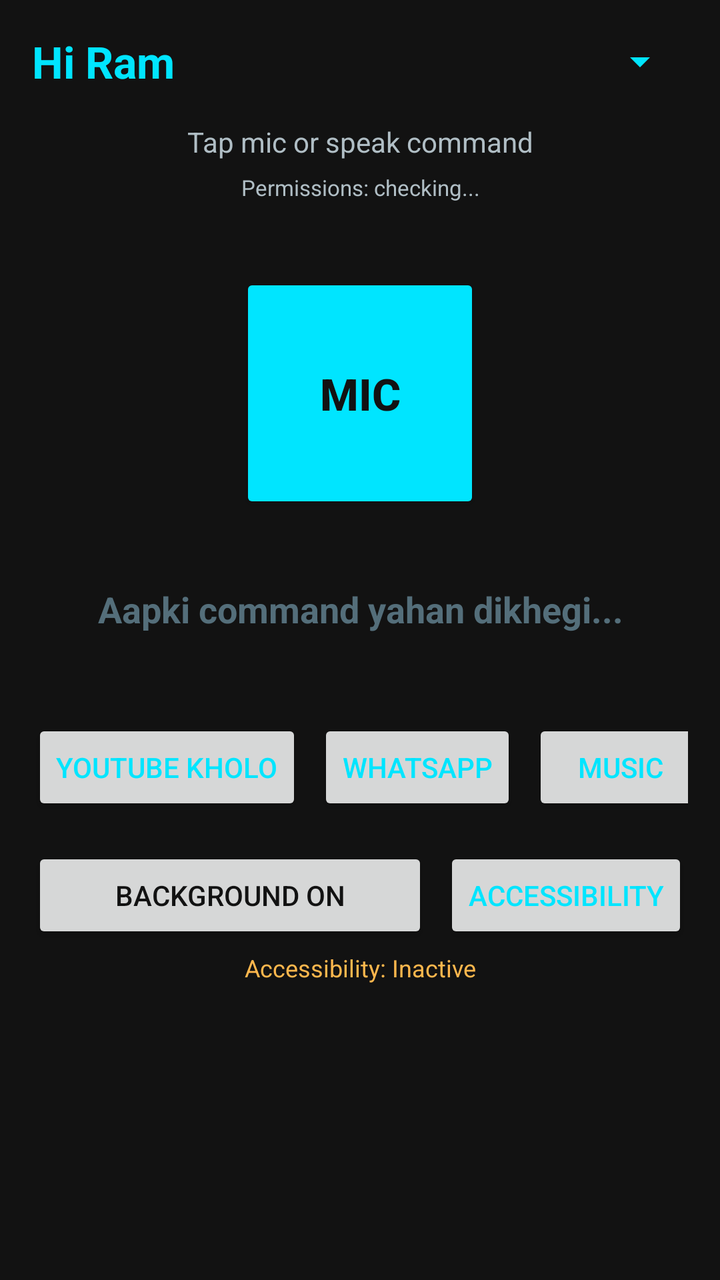
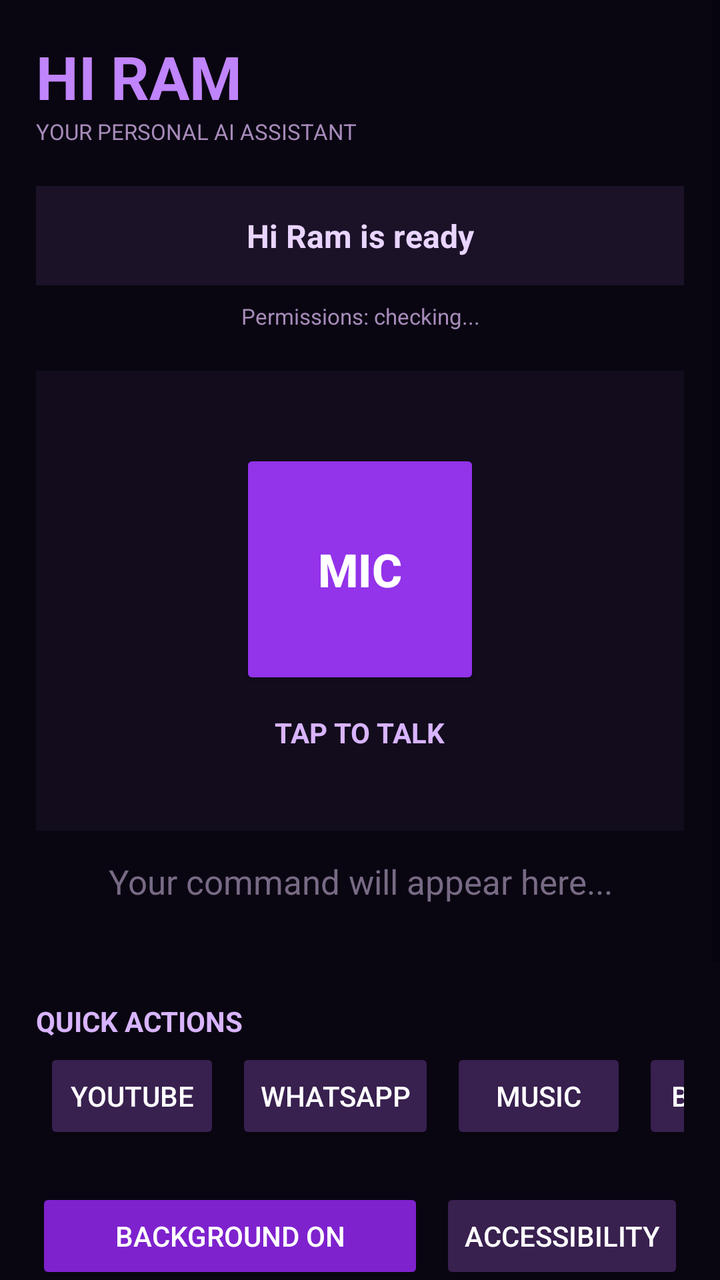

Before-and-after screenshots of an Android layout around one commit, followed by the original layout XML and the change that was made.
<!-- AndroidManifest.xml: application theme Theme.HiRam -->
<!-- res/layout/activity_main.xml -->
<?xml version="1.0" encoding="utf-8"?>
<LinearLayout xmlns:android="http://schemas.android.com/apk/res/android"
    android:layout_width="match_parent"
    android:layout_height="match_parent"
    android:background="#121212"
    android:orientation="vertical"
    android:padding="16dp">

    
    <LinearLayout
        android:layout_width="match_parent"
        android:layout_height="wrap_content"
        android:gravity="center_vertical"
        android:orientation="horizontal">

        <TextView
            android:layout_width="0dp"
            android:layout_height="wrap_content"
            android:layout_weight="1"
            android:text="Hi Ram"
            android:textColor="#00E5FF"
            android:textSize="22sp"
            android:textStyle="bold" />

        <Spinner
            android:id="@+id/spinnerLanguage"
            android:layout_width="wrap_content"
            android:layout_height="wrap_content"
            android:backgroundTint="#00E5FF"
            android:padding="4dp" />
    </LinearLayout>

    
    <TextView
        android:id="@+id/txtStatus"
        android:layout_width="match_parent"
        android:layout_height="wrap_content"
        android:layout_marginTop="16dp"
        android:gravity="center"
        android:text="Tap mic or speak command"
        android:textColor="#B0BEC5"
        android:textSize="14sp" />

    <TextView
        android:id="@+id/txtPermissionStatus"
        android:layout_width="match_parent"
        android:layout_height="wrap_content"
        android:layout_marginTop="6dp"
        android:gravity="center"
        android:text="Permissions: checking..."
        android:textColor="#B0BEC5"
        android:textSize="11sp" />

    
    <FrameLayout
        android:layout_width="match_parent"
        android:layout_height="0dp"
        android:layout_weight="1"
        android:gravity="center">

        <Button
            android:id="@+id/btnMic"
            android:layout_width="120dp"
            android:layout_height="120dp"
            android:layout_gravity="center"
            android:backgroundTint="#00E5FF"
            android:text="MIC"
            android:textColor="#121212"
            android:textSize="22sp"
            android:textStyle="bold" />
    </FrameLayout>

    
    <TextView
        android:id="@+id/txtResult"
        android:layout_width="match_parent"
        android:layout_height="wrap_content"
        android:gravity="center"
        android:hint="Aapki command yahan dikhegi..."
        android:textColor="#FFFFFF"
        android:textColorHint="#546E7A"
        android:textSize="18sp"
        android:textStyle="bold" />

    <TextView
        android:id="@+id/txtFeedback"
        android:layout_width="match_parent"
        android:layout_height="wrap_content"
        android:layout_marginTop="8dp"
        android:gravity="center"
        android:textColor="#81C784"
        android:textSize="14sp" />

    
    <HorizontalScrollView
        android:layout_width="match_parent"
        android:layout_height="wrap_content"
        android:layout_marginTop="16dp"
        android:scrollbars="none">

        <LinearLayout
            android:layout_width="wrap_content"
            android:layout_height="wrap_content"
            android:orientation="horizontal">

            <Button
                android:id="@+id/chipYoutube"
                android:layout_width="wrap_content"
                android:layout_height="wrap_content"
                android:layout_marginEnd="8dp"
                android:text="YouTube kholo"
                android:textColor="#00E5FF" />

            <Button
                android:id="@+id/chipWhatsapp"
                android:layout_width="wrap_content"
                android:layout_height="wrap_content"
                android:layout_marginEnd="8dp"
                android:text="WhatsApp"
                android:textColor="#00E5FF" />

            <Button
                android:id="@+id/chipMusic"
                android:layout_width="wrap_content"
                android:layout_height="wrap_content"
                android:layout_marginEnd="8dp"
                android:text="Music"
                android:textColor="#00E5FF" />

            <Button
                android:id="@+id/chipBattery"
                android:layout_width="wrap_content"
                android:layout_height="wrap_content"
                android:layout_marginEnd="8dp"
                android:text="Battery"
                android:textColor="#00E5FF" />

            <Button
                android:id="@+id/chipTorch"
                android:layout_width="wrap_content"
                android:layout_height="wrap_content"
                android:layout_marginEnd="8dp"
                android:text="Torch"
                android:textColor="#00E5FF" />

            <Button
                android:id="@+id/chipHome"
                android:layout_width="wrap_content"
                android:layout_height="wrap_content"
                android:layout_marginEnd="8dp"
                android:text="Home"
                android:textColor="#00E5FF" />

            <Button
                android:id="@+id/chipVolume"
                android:layout_width="wrap_content"
                android:layout_height="wrap_content"
                android:text="Volume"
                android:textColor="#00E5FF" />
        </LinearLayout>
    </HorizontalScrollView>

    
    <LinearLayout
        android:layout_width="match_parent"
        android:layout_height="wrap_content"
        android:layout_marginTop="16dp"
        android:orientation="horizontal">

        <Button
            android:id="@+id/btnToggleService"
            android:layout_width="0dp"
            android:layout_height="wrap_content"
            android:layout_weight="1"
            android:layout_marginEnd="8dp"
            android:text="Background ON"
            android:textColor="#121212" />

        <Button
            android:id="@+id/btnOpenAccessibility"
            android:layout_width="wrap_content"
            android:layout_height="wrap_content"
            android:text="Accessibility"
            android:textColor="#00E5FF" />
    </LinearLayout>

    <TextView
        android:id="@+id/txtAccessibilityBadge"
        android:layout_width="match_parent"
        android:layout_height="wrap_content"
        android:layout_marginTop="4dp"
        android:gravity="center"
        android:text="Accessibility: Inactive"
        android:textColor="#FFB74D"
        android:textSize="12sp" />

    
    <androidx.recyclerview.widget.RecyclerView
        android:id="@+id/recyclerHistory"
        android:layout_width="match_parent"
        android:layout_height="120dp"
        android:layout_marginTop="12dp" />

</LinearLayout>
<!-- resources referenced by this layout -->
<resources>
  <style name="Theme.HiRam" parent="Theme.AppCompat.DayNight.NoActionBar">
          <item name="colorPrimary">#0B132B</item>
          <item name="colorPrimaryDark">#0B132B</item>
          <item name="colorAccent">#4CC9F0</item>
          <item name="android:statusBarColor">#0B132B</item>
          <item name="android:navigationBarColor">#0B132B</item>
          <item name="android:windowLightStatusBar">false</item>
      </style>
</resources>

<!-- the commit's change to res/layout/activity_main.xml (unified diff, before → after) -->
@@ -1,204 +1,241 @@
 <?xml version="1.0" encoding="utf-8"?>
-<LinearLayout xmlns:android="http://schemas.android.com/apk/res/android"
+<ScrollView xmlns:android="http://schemas.android.com/apk/res/android"
     android:layout_width="match_parent"
     android:layout_height="match_parent"
-    android:background="#121212"
-    android:orientation="vertical"
-    android:padding="16dp">
-
-    
+    android:background="#090611"
+    android:fillViewport="true">
+
     <LinearLayout
         android:layout_width="match_parent"
         android:layout_height="wrap_content"
-        android:gravity="center_vertical"
-        android:orientation="horizontal">
-
-        <TextView
-            android:layout_width="0dp"
-            android:layout_height="wrap_content"
-            android:layout_weight="1"
-            android:text="Hi Ram"
-            android:textColor="#00E5FF"
-            android:textSize="22sp"
-            android:textStyle="bold" />
-
-        <Spinner
-            android:id="@+id/spinnerLanguage"
-            android:layout_width="wrap_content"
-            android:layout_height="wrap_content"
-            android:backgroundTint="#00E5FF"
-            android:padding="4dp" />
+        android:orientation="vertical"
+        android:padding="18dp">
+
+        <TextView
+            android:layout_width="wrap_content"
+            android:layout_height="wrap_content"
+            android:text="HI RAM"
+            android:textColor="#C084FC"
+            android:textSize="30sp"
+            android:textStyle="bold"/>
+
+        <TextView
+            android:layout_width="wrap_content"
+            android:layout_height="wrap_content"
+            android:text="YOUR PERSONAL AI ASSISTANT"
+            android:textColor="#A78BBA"
+            android:textSize="11sp"/>
+
+        <TextView
+            android:id="@+id/txtStatus"
+            android:layout_width="match_parent"
+            android:layout_height="wrap_content"
+            android:layout_marginTop="20dp"
+            android:background="#1B1228"
+            android:gravity="center"
+            android:padding="14dp"
+            android:text="Hi Ram is ready"
+            android:textColor="#E9D5FF"
+            android:textSize="16sp"
+            android:textStyle="bold"/>
+
+        <TextView
+            android:id="@+id/txtPermissionStatus"
+            android:layout_width="match_parent"
+            android:layout_height="wrap_content"
+            android:gravity="center"
+            android:padding="8dp"
+            android:text="Permissions: checking..."
+            android:textColor="#A78BBA"
+            android:textSize="11sp"/>
+
+        <FrameLayout
+            android:layout_width="match_parent"
+            android:layout_height="230dp"
+            android:layout_marginTop="12dp"
+            android:background="#120C1D">
+
+            <LinearLayout
+                android:layout_width="match_parent"
+                android:layout_height="wrap_content"
+                android:layout_gravity="center"
+                android:gravity="center"
+                android:orientation="vertical">
+
+                <Button
+                    android:id="@+id/btnMic"
+                    android:layout_width="120dp"
+                    android:layout_height="120dp"
+                    android:backgroundTint="#9333EA"
+                    android:elevation="14dp"
+                    android:text="MIC"
+                    android:textColor="#FFFFFF"
+                    android:textSize="23sp"
+                    android:textStyle="bold"/>
+
+                <TextView
+                    android:layout_width="wrap_content"
+                    android:layout_height="wrap_content"
+                    android:layout_marginTop="12dp"
+                    android:text="TAP TO TALK"
+                    android:textColor="#D8B4FE"
+                    android:textStyle="bold"/>
+            </LinearLayout>
+        </FrameLayout>
+
+        <TextView
+            android:id="@+id/txtResult"
+            android:layout_width="match_parent"
+            android:layout_height="wrap_content"
+            android:gravity="center"
+            android:layout_marginTop="14dp"
+            android:hint="Your command will appear here..."
+            android:textColor="#FFFFFF"
+            android:textColorHint="#786A85"
+            android:textSize="17sp"/>
+
+        <TextView
+            android:id="@+id/txtFeedback"
+            android:layout_width="match_parent"
+            android:layout_height="wrap_content"
+            android:gravity="center"
+            android:padding="6dp"
+            android:textColor="#C084FC"
+            android:textSize="14sp"/>
+
+        <TextView
+            android:layout_width="wrap_content"
+            android:layout_height="wrap_content"
+            android:layout_marginTop="18dp"
+            android:text="QUICK ACTIONS"
+            android:textColor="#D8B4FE"
+            android:textStyle="bold"/>
+
+        <HorizontalScrollView
+            android:layout_width="match_parent"
+            android:layout_height="wrap_content"
+            android:scrollbars="none">
+
+            <LinearLayout
+                android:layout_width="wrap_content"
+                android:layout_height="wrap_content"
+                android:orientation="horizontal">
+
+                <Button
+                    android:id="@+id/chipYoutube"
+                    android:layout_width="wrap_content"
+                    android:layout_height="wrap_content"
+                    android:layout_margin="4dp"
+                    android:backgroundTint="#38204F"
+                    android:text="YouTube"
+                    android:textColor="#FFFFFF"/>
+
+                <Button
+                    android:id="@+id/chipWhatsapp"
+                    android:layout_width="wrap_content"
+                    android:layout_height="wrap_content"
+                    android:layout_margin="4dp"
+                    android:backgroundTint="#38204F"
+                    android:text="WhatsApp"
+                    android:textColor="#FFFFFF"/>
+
+                <Button
+                    android:id="@+id/chipMusic"
+                    android:layout_width="wrap_content"
+                    android:layout_height="wrap_content"
+                    android:layout_margin="4dp"
+                    android:backgroundTint="#38204F"
+                    android:text="Music"
+                    android:textColor="#FFFFFF"/>
+
+                <Button
+                    android:id="@+id/chipBattery"
+                    android:layout_width="wrap_content"
+                    android:layout_height="wrap_content"
+                    android:layout_margin="4dp"
+                    android:backgroundTint="#38204F"
+                    android:text="Battery"
+                    android:textColor="#FFFFFF"/>
+
+                <Button
+                    android:id="@+id/chipTorch"
+                    android:layout_width="wrap_content"
+                    android:layout_height="wrap_content"
+                    android:layout_margin="4dp"
+                    android:backgroundTint="#38204F"
+                    android:text="Torch"
+                    android:textColor="#FFFFFF"/>
+
+                <Button
+                    android:id="@+id/chipHome"
+                    android:layout_width="wrap_content"
+                    android:layout_height="wrap_content"
+                    android:layout_margin="4dp"
+                    android:backgroundTint="#38204F"
+                    android:text="Home"
+                    android:textColor="#FFFFFF"/>
+
+                <Button
+                    android:id="@+id/chipVolume"
+                    android:layout_width="wrap_content"
+                    android:layout_height="wrap_content"
+                    android:layout_margin="4dp"
+                    android:backgroundTint="#38204F"
+                    android:text="Volume"
+                    android:textColor="#FFFFFF"/>
+            </LinearLayout>
+        </HorizontalScrollView>
+
+        <LinearLayout
+            android:layout_width="match_parent"
+            android:layout_height="wrap_content"
+            android:layout_marginTop="18dp"
+            android:orientation="horizontal">
+
+            <Button
+                android:id="@+id/btnToggleService"
+                android:layout_width="0dp"
+                android:layout_height="wrap_content"
+                android:layout_weight="1"
+                android:layout_marginEnd="8dp"
+                android:backgroundTint="#7E22CE"
+                android:text="Background ON"
+                android:textColor="#FFFFFF"/>
+
+            <Button
+                android:id="@+id/btnOpenAccessibility"
+                android:layout_width="wrap_content"
+                android:layout_height="wrap_content"
+                android:backgroundTint="#38204F"
+                android:text="Accessibility"
+                android:textColor="#FFFFFF"/>
+        </LinearLayout>
+
+        <TextView
+            android:id="@+id/txtAccessibilityBadge"
+            android:layout_width="match_parent"
+            android:layout_height="wrap_content"
+            android:gravity="center"
+            android:padding="8dp"
+            android:text="Accessibility: Inactive"
+            android:textColor="#FBBF24"
+            android:textSize="12sp"/>
+
+        <TextView
+            android:layout_width="wrap_content"
+            android:layout_height="wrap_content"
+            android:layout_marginTop="12dp"
+            android:layout_marginBottom="8dp"
+            android:text="RECENT COMMANDS"
+            android:textColor="#D8B4FE"
+            android:textStyle="bold"/>
+
+        <androidx.recyclerview.widget.RecyclerView
+            android:id="@+id/recyclerHistory"
+            android:layout_width="match_parent"
+            android:layout_height="120dp"
+            android:background="#1B1228"
+            android:padding="8dp"/>
+
     </LinearLayout>
-
-    
-    <TextView
-        android:id="@+id/txtStatus"
-        android:layout_width="match_parent"
-        android:layout_height="wrap_content"
-        android:layout_marginTop="16dp"
-        android:gravity="center"
-        android:text="Tap mic or speak command"
-        android:textColor="#B0BEC5"
-        android:textSize="14sp" />
-
-    <TextView
-        android:id="@+id/txtPermissionStatus"
-        android:layout_width="match_parent"
-        android:layout_height="wrap_content"
-        android:layout_marginTop="6dp"
-        android:gravity="center"
-        android:text="Permissions: checking..."
-        android:textColor="#B0BEC5"
-        android:textSize="11sp" />
-
-    
-    <FrameLayout
-        android:layout_width="match_parent"
-        android:layout_height="0dp"
-        android:layout_weight="1"
-        android:gravity="center">
-
-        <Button
-            android:id="@+id/btnMic"
-            android:layout_width="120dp"
-            android:layout_height="120dp"
-            android:layout_gravity="center"
-            android:backgroundTint="#00E5FF"
-            android:text="MIC"
-            android:textColor="#121212"
-            android:textSize="22sp"
-            android:textStyle="bold" />
-    </FrameLayout>
-
-    
-    <TextView
-        android:id="@+id/txtResult"
-        android:layout_width="match_parent"
-        android:layout_height="wrap_content"
-        android:gravity="center"
-        android:hint="Aapki command yahan dikhegi..."
-        android:textColor="#FFFFFF"
-        android:textColorHint="#546E7A"
-        android:textSize="18sp"
-        android:textStyle="bold" />
-
-    <TextView
-        android:id="@+id/txtFeedback"
-        android:layout_width="match_parent"
-        android:layout_height="wrap_content"
-        android:layout_marginTop="8dp"
-        android:gravity="center"
-        android:textColor="#81C784"
-        android:textSize="14sp" />
-
-    
-    <HorizontalScrollView
-        android:layout_width="match_parent"
-        android:layout_height="wrap_content"
-        android:layout_marginTop="16dp"
-        android:scrollbars="none">
-
-        <LinearLayout
-            android:layout_width="wrap_content"
-            android:layout_height="wrap_content"
-            android:orientation="horizontal">
-
-            <Button
-                android:id="@+id/chipYoutube"
-                android:layout_width="wrap_content"
-                android:layout_height="wrap_content"
-                android:layout_marginEnd="8dp"
-                android:text="YouTube kholo"
-                android:textColor="#00E5FF" />
-
-            <Button
-                android:id="@+id/chipWhatsapp"
-                android:layout_width="wrap_content"
-                android:layout_height="wrap_content"
-                android:layout_marginEnd="8dp"
-                android:text="WhatsApp"
-                android:textColor="#00E5FF" />
-
-            <Button
-                android:id="@+id/chipMusic"
-                android:layout_width="wrap_content"
-                android:layout_height="wrap_content"
-                android:layout_marginEnd="8dp"
-                android:text="Music"
-                android:textColor="#00E5FF" />
-
-            <Button
-                android:id="@+id/chipBattery"
-                android:layout_width="wrap_content"
-                android:layout_height="wrap_content"
-                android:layout_marginEnd="8dp"
-                android:text="Battery"
-                android:textColor="#00E5FF" />
-
-            <Button
-                android:id="@+id/chipTorch"
-                android:layout_width="wrap_content"
-                android:layout_height="wrap_content"
-                android:layout_marginEnd="8dp"
-                android:text="Torch"
-                android:textColor="#00E5FF" />
-
-            <Button
-                android:id="@+id/chipHome"
-                android:layout_width="wrap_content"
-                android:layout_height="wrap_content"
-                android:layout_marginEnd="8dp"
-                android:text="Home"
-                android:textColor="#00E5FF" />
-
-            <Button
-                android:id="@+id/chipVolume"
-                android:layout_width="wrap_content"
-                android:layout_height="wrap_content"
-                android:text="Volume"
-                android:textColor="#00E5FF" />
-        </LinearLayout>
-    </HorizontalScrollView>
-
-    
-    <LinearLayout
-        android:layout_width="match_parent"
-        android:layout_height="wrap_content"
-        android:layout_marginTop="16dp"
-        android:orientation="horizontal">
-
-        <Button
-            android:id="@+id/btnToggleService"
-            android:layout_width="0dp"
-            android:layout_height="wrap_content"
-            android:layout_weight="1"
-            android:layout_marginEnd="8dp"
-            android:text="Background ON"
-            android:textColor="#121212" />
-
-        <Button
-            android:id="@+id/btnOpenAccessibility"
-            android:layout_width="wrap_content"
-            android:layout_height="wrap_content"
-            android:text="Accessibility"
-            android:textColor="#00E5FF" />
-    </LinearLayout>
-
-    <TextView
-        android:id="@+id/txtAccessibilityBadge"
-        android:layout_width="match_parent"
-        android:layout_height="wrap_content"
-        android:layout_marginTop="4dp"
-        android:gravity="center"
-        android:text="Accessibility: Inactive"
-        android:textColor="#FFB74D"
-        android:textSize="12sp" />
-
-    
-    <androidx.recyclerview.widget.RecyclerView
-        android:id="@+id/recyclerHistory"
-        android:layout_width="match_parent"
-        android:layout_height="120dp"
-        android:layout_marginTop="12dp" />
-
-</LinearLayout>
+</ScrollView>
